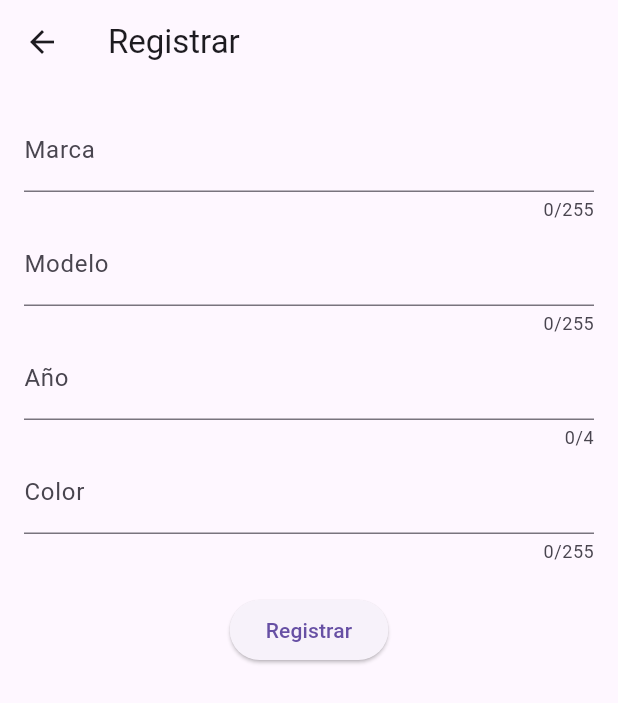
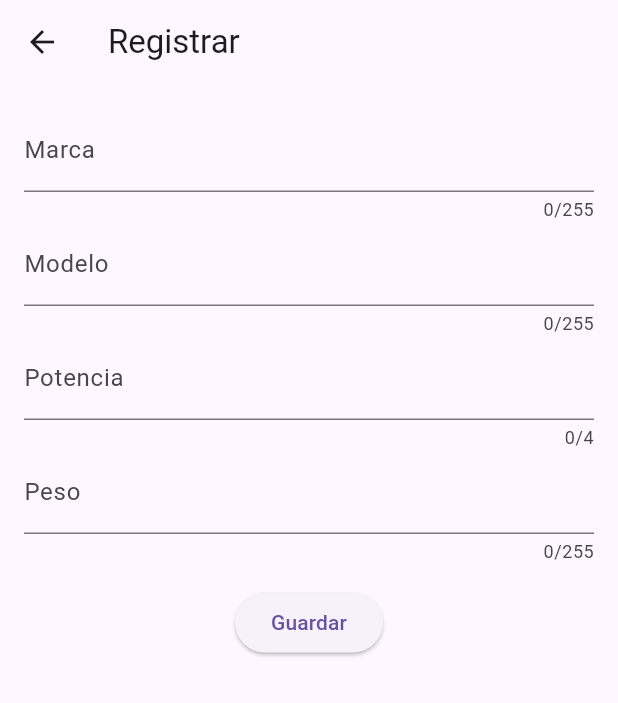
Before and after one commit to AlixStart313/Modelo-Motosierra, a Flutter app: the AddEditMotosieraScreen screen opened directly, on a phone screen of 412 x 824 dp. Shown: the top 703 px of the screen. Run offline on Flutter 3.47's test engine with Material 3 defaults, Android fonts, the phone set to English and light mode, and no system bars; our stand-ins replace bloc, equatable, flutter_bloc; network calls fail.

Commit message:
Update add_edit_Motosierra_screen.dart

```diff
--- a/lib/presentation/screens/add_edit_Motosierra_screen.dart
+++ b/lib/presentation/screens/add_edit_Motosierra_screen.dart
@@ -61,22 +61,22 @@ class _AddEditMotosieraScreenState extends State<AddEditMotosieraScreen> {
               TextFormField(
                 initialValue: year,
                 maxLength: 4,
-                decoration: const InputDecoration(labelText: 'Año'),
+                decoration: const InputDecoration(labelText: 'Potencia'),
                 keyboardType: TextInputType.number,
                 inputFormatters: [FilteringTextInputFormatter.digitsOnly],
                 onSaved: (value) => year = value!,
                 validator: (value) =>
-                    value!.isEmpty ? 'El año es requerido' : null,
+                    value!.isEmpty ? 'La potencia es requerida' : null,
               ),
               TextFormField(
                 initialValue: color,
                 maxLength: 255,
-                decoration: const InputDecoration(labelText: 'Color'),
+                decoration: const InputDecoration(labelText: 'Peso'),
                 onSaved: (value) => color = value!,
                 validator: (value) =>
-                    value!.isEmpty ? 'El color es requerido' : null,
+                    value!.isEmpty ? 'El peso es requerido' : null,
               ),
-              const SizedBox(height: 20),
+              const SizedBox(height: 15),
               ElevatedButton(
                 onPressed: () {
                   if (_formKey.currentState!.validate()) {
@@ -96,7 +96,7 @@ class _AddEditMotosieraScreenState extends State<AddEditMotosieraScreen> {
                     Navigator.pop(context);
                   }
                 },
-                child: Text(widget.motosierra == null ? 'Registrar' : 'Actualizar'),
+                child: Text(widget.motosierra == null ? 'Guardar' : 'Modificar'),
               ),
             ],
           ),
```
